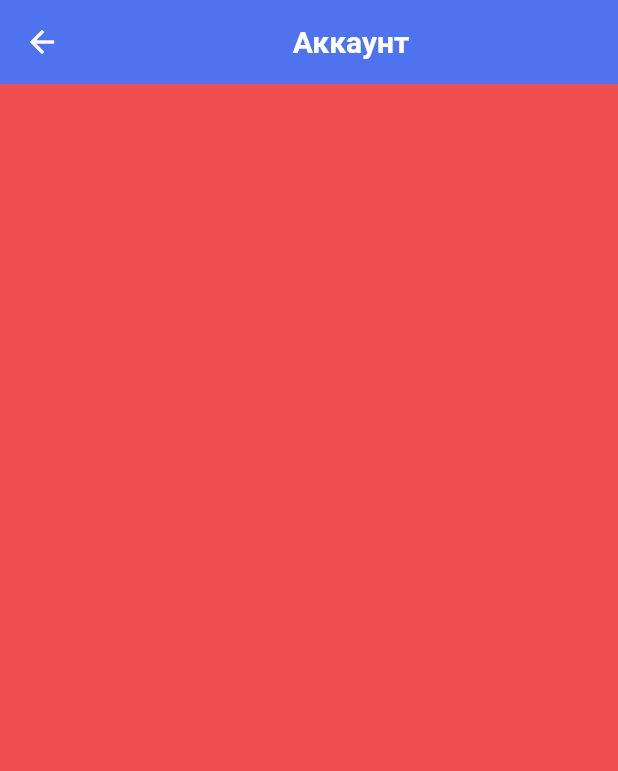
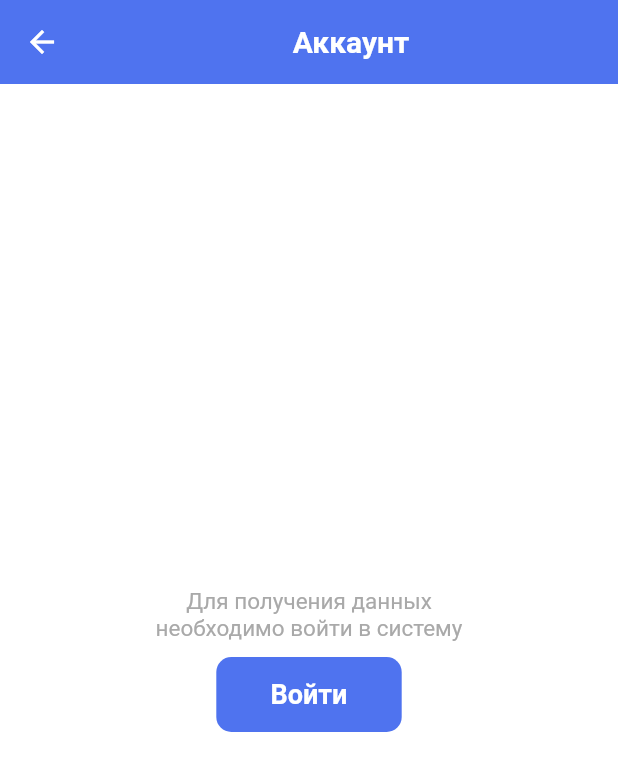
Before and after one commit to jawwr/iit-csu-app, a Flutter app: the AccountPage screen opened directly, on a phone screen of 412 x 824 dp. Shown: the top 771 px of the screen. Run offline on Flutter 3.47's test engine with Material 2 defaults, Android fonts, the phone set to English and light mode, and no system bars; our stand-ins replace font_awesome_flutter, table_calendar; accounts and stored records are empty; network calls fail; Roboto replaces fonts that are missing (SF).

Commit message:
сделана форма входа и страница с входом

```diff
--- a/lib/main.dart
+++ b/lib/main.dart
@@ -1,11 +1,10 @@
 import 'package:flutter/material.dart';
 import 'package:iit_csu_app/pages/home/homePage.dart';
-import 'package:iit_csu_app/services/userService.dart';
 import 'package:iit_csu_app/themeConstants.dart';
+import 'package:iit_csu_app/utils/authForm.dart';
 import 'package:iit_csu_app/utils/notFoundPage.dart';
 
 void main() {
-  UserService.loginUser('josh@mail.com', '1234');
   runApp(const MyApp());
 }
 
@@ -21,6 +20,7 @@ class MyApp extends StatelessWidget {
       routes: {
         '/': (context) => const Home(),
         '/notFound': (context) => const NotFoundPage(),
+        '/auth': (context) => AuthForm(),
       },
       initialRoute: '/',
     );
--- a/lib/pages/accountPage/accountPage.dart
+++ b/lib/pages/accountPage/accountPage.dart
@@ -1,6 +1,7 @@
 import 'package:flutter/material.dart';
 import 'package:iit_csu_app/services/markService.dart';
 import 'package:iit_csu_app/services/userService.dart';
+import 'package:iit_csu_app/utils/notAuthPage.dart';
 
 import '../../constant.dart';
 import '../../models/mark.dart';
@@ -21,7 +22,7 @@ class _AccountPageState extends State<AccountPage> {
   final MarkService _markService = MarkService();
   final UserService userService = UserService();
   bool _isLoaded = false;
-  final bool _isAuth = UserService.userIsAuth;
+  bool _isAuth = UserService.userIsAuth;
 
   @override
   void initState() {
@@ -40,9 +41,9 @@ class _AccountPageState extends State<AccountPage> {
   }
 
   Future<void> _getUser() async {
-    final user = UserService.user!;
+    final user = UserService.user;
     setState(() {
-      _user = user;
+      _user = user!;
       _isLoaded = true;
     });
   }
@@ -71,10 +72,14 @@ class _AccountPageState extends State<AccountPage> {
               marks: _marks,
               isLoaded: _isLoaded,
               function: _getUserMarks,
+              exitFunction: (){
+                UserService.logOutUser();
+                setState((){
+                  _isAuth = false;
+                });
+              },
             )
-          : Container(
-              color: redBgColor,
-            ),
+          : const NotAuthPage()
     );
   }
 }
--- a/lib/pages/accountPage/components/accountPageAppBar.dart
+++ b/lib/pages/accountPage/components/accountPageAppBar.dart
@@ -9,11 +9,14 @@ class AccountPageHead extends StatelessWidget {
   AccountPageHead({
     Key? key,
     required User user,
+    required void Function() function,
   })  : _user = user,
+        _function = function,
         super(key: key);
 
   final User _user;
   late final double _textSize = _getTextSize(_user.name, _user.surname);
+  final void Function() _function;
 
   double _getTextSize(String name, String surname) {
     int maxSize = max(name.length, surname.length);
@@ -91,7 +94,7 @@ class AccountPageHead extends StatelessWidget {
             ),
           ),
           GestureDetector(
-            onTap: () {},
+            onTap: _function,
             child: Container(
               width: size.width * .3,
               height: 40,
--- a/lib/pages/accountPage/components/accountPageBody.dart
+++ b/lib/pages/accountPage/components/accountPageBody.dart
@@ -13,16 +13,19 @@ class AccountPageBody extends StatelessWidget {
     required List<Mark> marks,
     required Future<void> Function() function,
     required bool isLoaded,
+    required void Function() exitFunction,
   })  : _user = user,
         _marks = marks,
         _function = function,
         _isLoaded = isLoaded,
+        _exitFunction = exitFunction,
         super(key: key);
 
   final bool _isLoaded;
   final Future<void> Function() _function;
   final User _user;
   final List<Mark> _marks;
+  final void Function() _exitFunction;
 
   @override
   Widget build(BuildContext context) {
@@ -37,6 +40,7 @@ class AccountPageBody extends StatelessWidget {
                 children: [
                   AccountPageHead(
                     user: _user,
+                    function: _exitFunction,
                   ),
                   AccountPageMarksSection(marks: _marks)
                 ],
--- a/lib/pages/home/homePage.dart
+++ b/lib/pages/home/homePage.dart
@@ -17,10 +17,10 @@ class Home extends StatefulWidget {
 
 class _HomeState extends State<Home> {
   final _pages = [
-    NewsPage(),
+    const NewsPage(),
     SchedulePage(),
-    CalendarPage(),
-    AccountPage()
+    const CalendarPage(),
+    const AccountPage()
   ];
 
   int _selectedPageIndex = 0;
--- a/lib/services/markService.dart
+++ b/lib/services/markService.dart
@@ -7,14 +7,14 @@ import 'package:iit_csu_app/services/userService.dart';
 import '../models/user.dart';
 
 class MarkService{
-  final User _user = UserService.user!;
   final _client = http.Client();
   static List<Mark>? marks;
 
   Future<List<Mark>> getAllMarks() async{
+    final User user = UserService.user!;
     //TODO переделать ссылку на свою api
     final response = await _client
-        .get(Uri.parse('http://10.0.2.2:8081/api/marks?userId=${_user.id}'));
+        .get(Uri.parse('http://10.0.2.2:8081/api/marks?userId=${user.id}'));
     if (response.statusCode == 200) {
       Iterable l = json.decode(utf8.decode(response.bodyBytes));
       marks = List<Mark>.from(l.map((model) => Mark.fromJson(model)));
--- a/lib/services/userService.dart
+++ b/lib/services/userService.dart
@@ -22,4 +22,9 @@ class UserService {
       user = userFromJson(utf8.decode(response.bodyBytes));
     }
   }
+  static Future<void> logOutUser() async{
+    http.post(Uri.parse('http://10.0.2.2:8081/api/user/logout'));
+    user = null;
+    userIsAuth = false;
+  }
 }
--- /dev/null
+++ b/lib/utils/notAuthPage.dart
@@ -0,0 +1,77 @@
+import 'package:flutter/material.dart';
+import 'package:iit_csu_app/constant.dart';
+
+class NotAuthPage extends StatelessWidget {
+  const NotAuthPage({Key? key}) : super(key: key);
+
+  @override
+  Widget build(BuildContext context) {
+    Size size = MediaQuery.of(context).size;
+    return Scaffold(
+      body: Container(
+        child: Center(
+          child: Container(
+            width: size.width * .6,
+            child: Column(
+              crossAxisAlignment: CrossAxisAlignment.center,
+              mainAxisAlignment: MainAxisAlignment.center,
+              children: [
+                const Text(
+                  'Для получения данных необходимо войти в систему',
+                  textAlign: TextAlign.center,
+                  style: TextStyle(
+                      fontWeight: FontWeight.w400,
+                      fontFamily: 'SF',
+                      fontSize: 15,
+                      color: additionalInfoColor),
+                ),
+                EntryBtn(
+                  function: () {
+                    Navigator.pushNamed(context, '/auth');
+                  },
+                )
+              ],
+            ),
+          ),
+        ),
+      ),
+    );
+  }
+}
+
+class EntryBtn extends StatelessWidget {
+  const EntryBtn({
+    Key? key,
+    required void Function() function,
+  })  : _function = function,
+        super(key: key);
+
+  final void Function() _function;
+
+  @override
+  Widget build(BuildContext context) {
+    Size size = MediaQuery.of(context).size;
+    return GestureDetector(
+      onTap: _function,
+      child: Container(
+        margin: const EdgeInsets.only(top: 10),
+        height: 50,
+        width: size.width * .3,
+        decoration: BoxDecoration(
+          color: blueBgColor,
+          borderRadius: BorderRadius.circular(10),
+        ),
+        child: const Center(
+          child: Text(
+            'Войти',
+            style: TextStyle(
+                color: darkInfoColor,
+                fontFamily: 'SF',
+                fontSize: 18,
+                fontWeight: FontWeight.bold),
+          ),
+        ),
+      ),
+    );
+  }
+}
```
Also changed, not shown: lib/pages/calendarPage/calendarPage.dart (+8 -2 lines), lib/utils/authForm.dart (added, +83 -0 lines).
